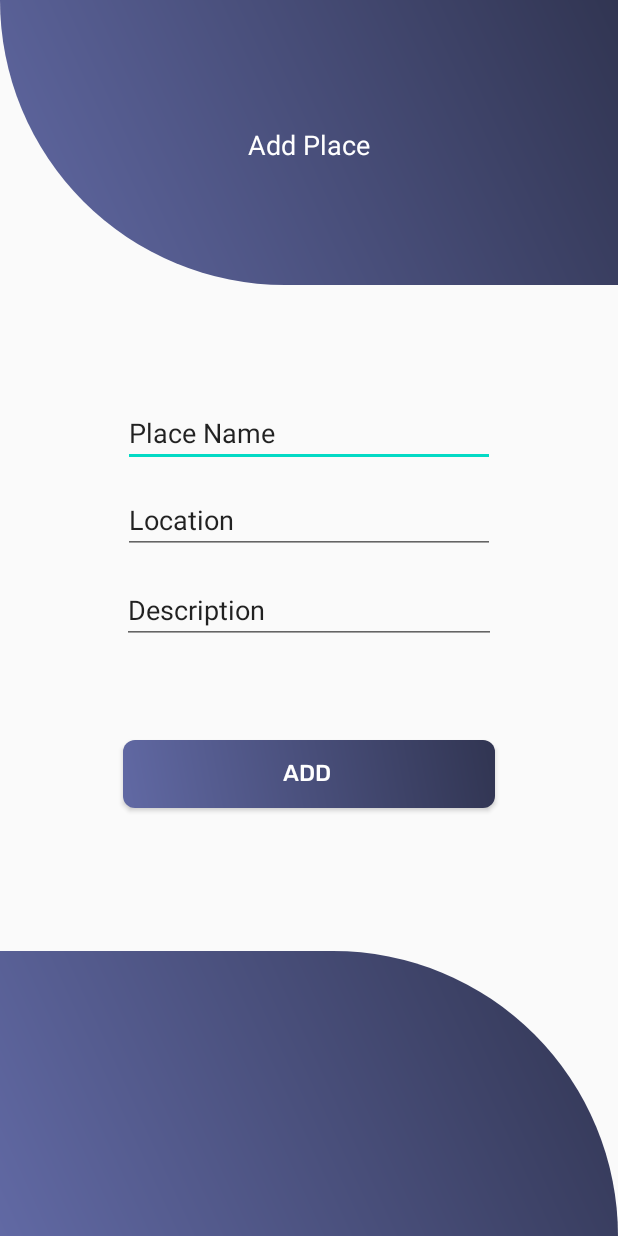
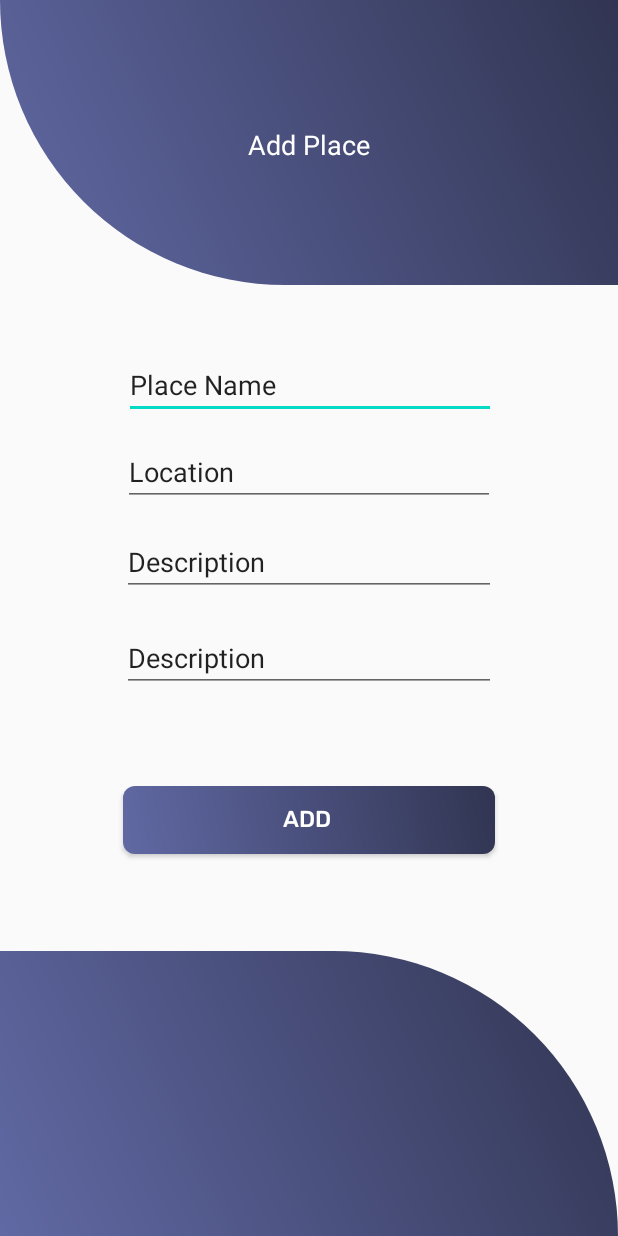
Before and after one commit to mdilshan/madd, an Android app: the AddPlaces screen opened directly, with no data from a screen before it, on a phone screen of 412 x 824 dp. Run offline under Robolectric (Android 15) with nearby library versions, the phone set to English and light mode, and no system bars; our stand-ins replace Firebase (no records; nobody signed in at launch, a user with empty details on screens opened directly); Roboto replaces fonts that are not available here.

Commit message:
update resolving places

```diff
--- a/app/src/main/java/com/example/madd/AddPlaces.java
+++ b/app/src/main/java/com/example/madd/AddPlaces.java
@@ -36,6 +36,7 @@ public class AddPlaces extends AppCompatActivity {
         final EditText placeName = (EditText) findViewById(R.id.etPlace);
         final EditText placeLocation = (EditText) findViewById(R.id.etPlaceLocation);
         final EditText placeDescription = (EditText) findViewById(R.id.etPlaceAbout);
+        final EditText placeURL = (EditText) findViewById(R.id.etURL);
 
         addsubmit.setOnClickListener(new View.OnClickListener() {
             @Override
@@ -43,7 +44,6 @@ public class AddPlaces extends AppCompatActivity {
 
                 Log.d(TAG, "onClick: " + placeName.getText().toString());
                 String id = UUID.randomUUID().toString();
-
                 String user_id = "user_2";
 
                 final PlaceDto new_place = new PlaceDto(
@@ -52,7 +52,7 @@ public class AddPlaces extends AppCompatActivity {
                         placeName.getText().toString(),
                         placeLocation.getText().toString(),
                         placeDescription.getText().toString(),
-                        "https://images.unsplash.com/photo-1508672019048-805c876b67e2?ixlib=rb-1.2.1&ixid=eyJhcHBfaWQiOjEyMDd9&auto=format&fit=crop&w=500&q=60"
+                        placeURL.getText().toString()
                 );
 
 
--- a/app/src/main/res/layout/activity_add_places.xml
+++ b/app/src/main/res/layout/activity_add_places.xml
@@ -28,11 +28,12 @@
         android:id="@+id/etPlace"
         android:layout_width="248dp"
         android:layout_height="41dp"
-        android:layout_marginTop="80dp"
+        android:layout_marginTop="48dp"
         android:ems="10"
         android:inputType="textPersonName"
         android:text="Place Name"
         app:layout_constraintEnd_toEndOf="parent"
+        app:layout_constraintHorizontal_bias="0.503"
         app:layout_constraintStart_toStartOf="parent"
         app:layout_constraintTop_toBottomOf="@+id/imageView9" />
 
@@ -61,21 +62,34 @@
         app:layout_constraintStart_toStartOf="parent"
         app:layout_constraintTop_toBottomOf="@+id/etPlaceLocation" />
 
+    <EditText
+        android:id="@+id/etURL"
+        android:layout_width="249dp"
+        android:layout_height="44dp"
+        android:layout_marginTop="20dp"
+        android:ems="10"
+        android:gravity="start|top"
+        android:inputType="textMultiLine"
+        android:text="Description"
+        app:layout_constraintEnd_toEndOf="parent"
+        app:layout_constraintStart_toStartOf="parent"
+        app:layout_constraintTop_toBottomOf="@+id/etPlaceAbout" />
+
     <Button
         android:id="@+id/addSubmit"
         android:layout_width="248dp"
         android:layout_height="45dp"
-        android:layout_marginStart="64dp"
-        android:layout_marginTop="64dp"
-        android:layout_marginEnd="64dp"
+        android:layout_marginTop="16dp"
+        android:layout_marginBottom="18dp"
         android:background="@drawable/book_button_bg"
         android:fontFamily="@font/rubik_medium"
         android:text="Add "
         android:textColor="#FFFFFF"
         android:textSize="15sp"
+        app:layout_constraintBottom_toTopOf="@+id/imageView10"
         app:layout_constraintEnd_toEndOf="parent"
         app:layout_constraintStart_toStartOf="parent"
-        app:layout_constraintTop_toBottomOf="@+id/etPlaceAbout" />
+        app:layout_constraintTop_toBottomOf="@+id/etURL" />
 
     <TextView
         android:id="@+id/textView13"
```
Also changed, not shown: app/src/main/java/com/example/madd/EditPlaces.java (+11 -4 lines), app/src/main/res/layout/activity_edit_places.xml (+24 -13 lines).
